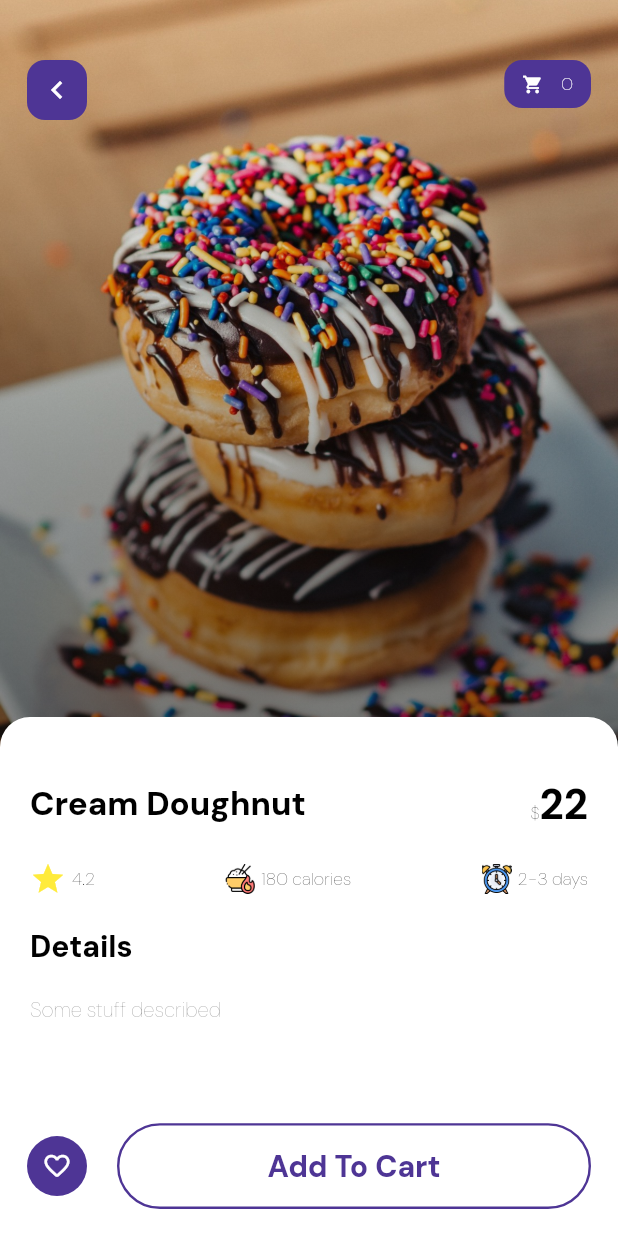
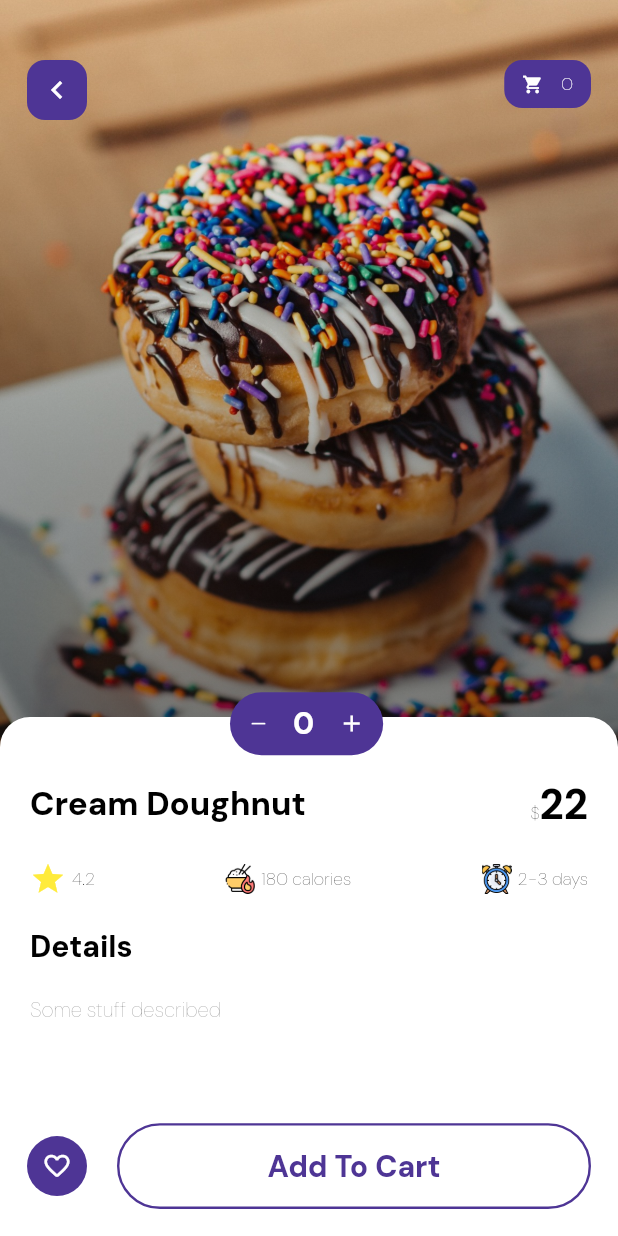
Before and after one commit to Marcusjnr/online_shop_app, a Flutter app: the screen it shows after launch, after a tap on "4.2", on a phone screen of 412 x 824 dp. Run offline on Flutter 3.47's test engine with Material 2 defaults, Android fonts, the phone set to English and light mode, and no system bars; our stand-ins replace equatable, flutter_bloc, flutter_feather_icons, fluttertoast, freezed_annotation, get_it and 1 more.

Commit message:
handled cart list display

```diff
--- a/lib/app/main_page/features/online_shop_main_page/presentation/pages/details_page.dart
+++ b/lib/app/main_page/features/online_shop_main_page/presentation/pages/details_page.dart
@@ -7,6 +7,7 @@ import 'package:online_shop_app/app/main_page/features/online_shop_main_page/pre
 import 'package:online_shop_app/app/main_page/features/shopping_cart/presentation/blocs/shopping_cart/shopping_cart_cubit.dart';
 import 'package:online_shop_app/core/enums/pastry_type.dart';
 import 'package:online_shop_app/styles/color.dart';
+import 'package:flutter_feather_icons/flutter_feather_icons.dart';
 import 'package:online_shop_app/utils/navigation_service.dart';
 
 class DetailsPage extends StatelessWidget {
@@ -263,7 +264,47 @@ class DetailsPage extends StatelessWidget {
                 ),
             ),
 
+            Positioned(
+                right: size.width * .38,
+                top: size.height * .56,
+                child: Container(
+                  decoration: BoxDecoration(
+                    color: AppColors.primaryColor,
+                    borderRadius: BorderRadius.circular(32)
+                  ),
+                  padding: const EdgeInsets.only(
+                    top: 8,
+                    right: 12,
+                    bottom: 8,
+                    left: 12
+                  ),
+                  child: Row(
+                    children: [
+                      const Icon(
+                        FeatherIcons.minus,
+                        color: Colors.white,
+                        size: 14,
+                      ),
 
+                      const SizedBox(width: 16,),
+
+                      Text(
+                        '0',
+                        style: Theme.of(context).textTheme
+                            .headline2?.copyWith(color: Colors.white),
+                      ),
+
+                      const SizedBox(width: 16,),
+
+                      const Icon(
+                        Icons.add,
+                        color: Colors.white,
+                        size: 18,
+                      ),
+                    ],
+                  ),
+                )
+            ),
 
             Positioned(
               left: 18,
--- a/lib/app/main_page/features/online_shop_main_page/presentation/widgets/cart_display/cart_display.dart
+++ b/lib/app/main_page/features/online_shop_main_page/presentation/widgets/cart_display/cart_display.dart
@@ -4,7 +4,9 @@ import 'package:online_shop_app/app/base/base_view.dart';
 import 'package:online_shop_app/app/main_page/features/online_shop_main_page/presentation/widgets/cart_display/view_model.dart';
 import 'package:online_shop_app/app/main_page/features/shopping_cart/presentation/blocs/shopping_cart/shopping_cart_cubit.dart';
 import 'package:online_shop_app/app/main_page/features/shopping_cart/presentation/blocs/shopping_cart/shopping_cart_state.dart';
+import 'package:online_shop_app/app/main_page/features/shopping_cart/presentation/pages/shopping_cart.dart';
 import 'package:online_shop_app/styles/color.dart';
+import 'package:online_shop_app/utils/navigation_service.dart';
 
 class CartDisplay extends StatelessWidget {
   const CartDisplay({Key? key}) : super(key: key);
@@ -16,7 +18,13 @@ class CartDisplay extends StatelessWidget {
             BlocProvider.of<ShoppingCartCubit>(context)
         ),
         onModelReady: (model) => model.init(),
-        builder: (context, model, _) => Container(
+        builder: (context, model, _) => GestureDetector(
+          onTap: (){
+            navigate(context!, ShoppingCart(
+              shoppingCartCubit: BlocProvider.of<ShoppingCartCubit>(context),
+            ));
+          },
+          child: Container(
             decoration: BoxDecoration(
                 borderRadius: BorderRadius.circular(12),
                 color: AppColors.primaryColor
@@ -51,6 +59,7 @@ class CartDisplay extends StatelessWidget {
                 );
               },
             ),
+          ),
         ),);
   }
 }
```
Also changed, not shown: lib/app/main_page/features/shopping_cart/presentation/pages/shopping_cart.dart (+44 -7 lines), lib/app/main_page/features/shopping_cart/presentation/widgets/cart_item.dart (+23 -4 lines), assets/images/raster/cart.png (added). Lines whose indentation alone changed are shown as unchanged.
